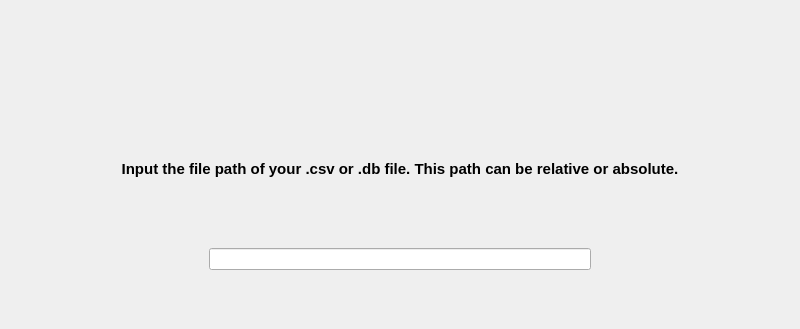
Qt form ui/FileSelectionWindow.ui (GabrielBarnard/CRUD-for-Financial-Data) before a commit; both pictures show x 0 to 800 and y 0 to 329 of the 800 by 500 pixel window.
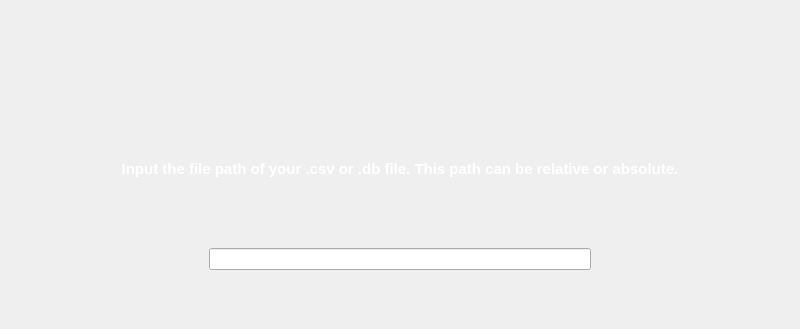
The same form after that commit.

Commit message: fix: Updated ui files to ensure that label color is always white

What changed in the file:
```diff
--- a/ui/FileSelectionWindow.ui
+++ b/ui/FileSelectionWindow.ui
@@ -114,6 +114,9 @@
           <bold>true</bold>
          </font>
         </property>
+        <property name="styleSheet">
+         <string notr="true">color: rgb(255, 255, 255);</string>
+        </property>
         <property name="text">
          <string>Input the file path of your .csv or .db file. This path can be relative or absolute.</string>
         </property>
```
Left out of the diff: 9 changed lines with no effect on the pictures. The commit also changes 3 other files.
